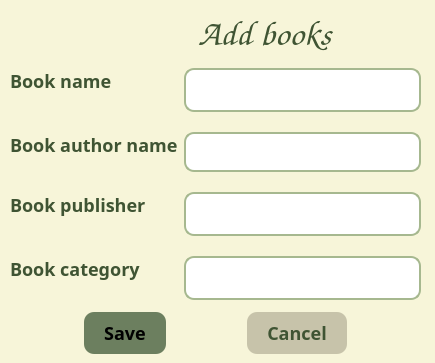
Before: the Qt Designer form addbooks.ui in sofiiahaman/OOP-Project, drawn with Qt 5.
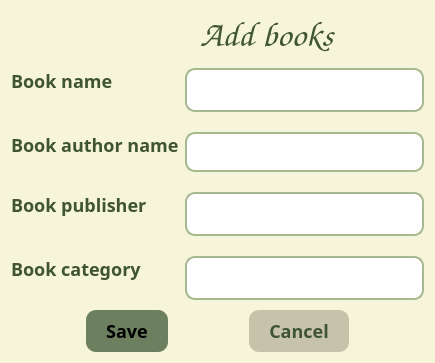
After: the same form once the commit is applied. Icons and pictures are not drawn.

```diff
--- a/addbooks.ui
+++ b/addbooks.ui
@@ -105,15 +105,8 @@
     background-color: #b6b29b;
 }</string>
   </property>
-  <widget class="QWidget" name="layoutWidget">
-   <property name="geometry">
-    <rect>
-     <x>10</x>
-     <y>10</y>
-     <width>411</width>
-     <height>344</height>
-    </rect>
-   </property>
+  <layout class="QVBoxLayout" name="verticalLayout_2">
+   <item>
    <layout class="QVBoxLayout" name="verticalLayout">
     <item>
      <layout class="QHBoxLayout" name="horizontalLayout_4">
@@ -396,7 +389,8 @@
      </layout>
     </item>
    </layout>
-  </widget>
+   </item>
+  </layout>
  </widget>
  <resources/>
  <connections/>
```
Lines whose indentation alone changed are shown as unchanged.
